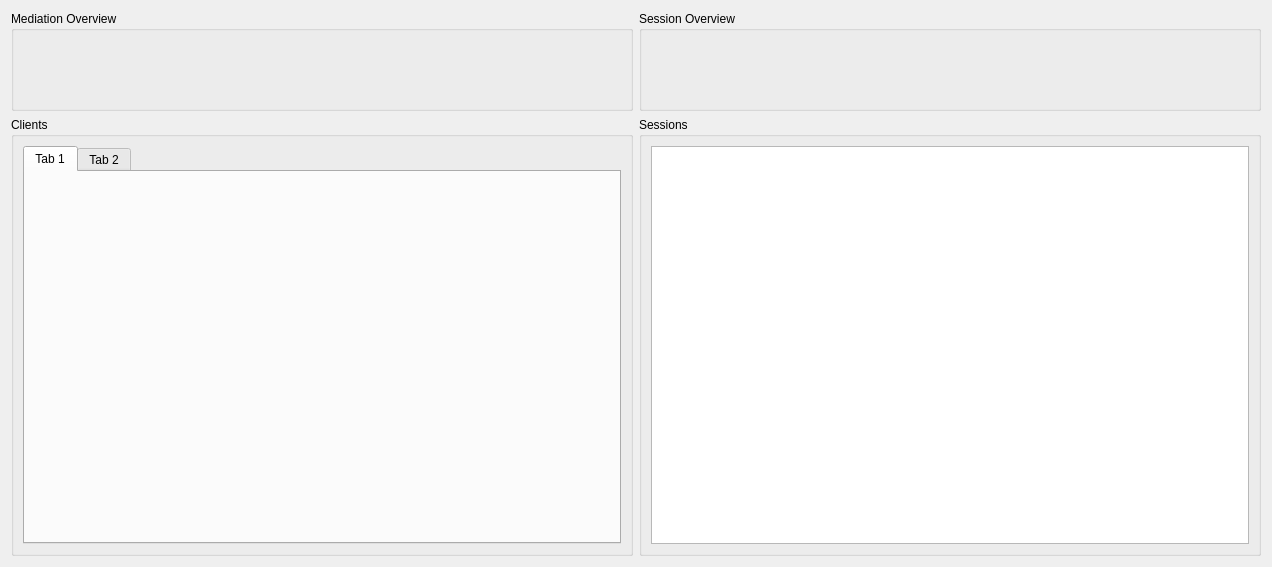
lansdon/cpts483_drc, file drc/gui/mediationprocessview.ui: the form before one commit.
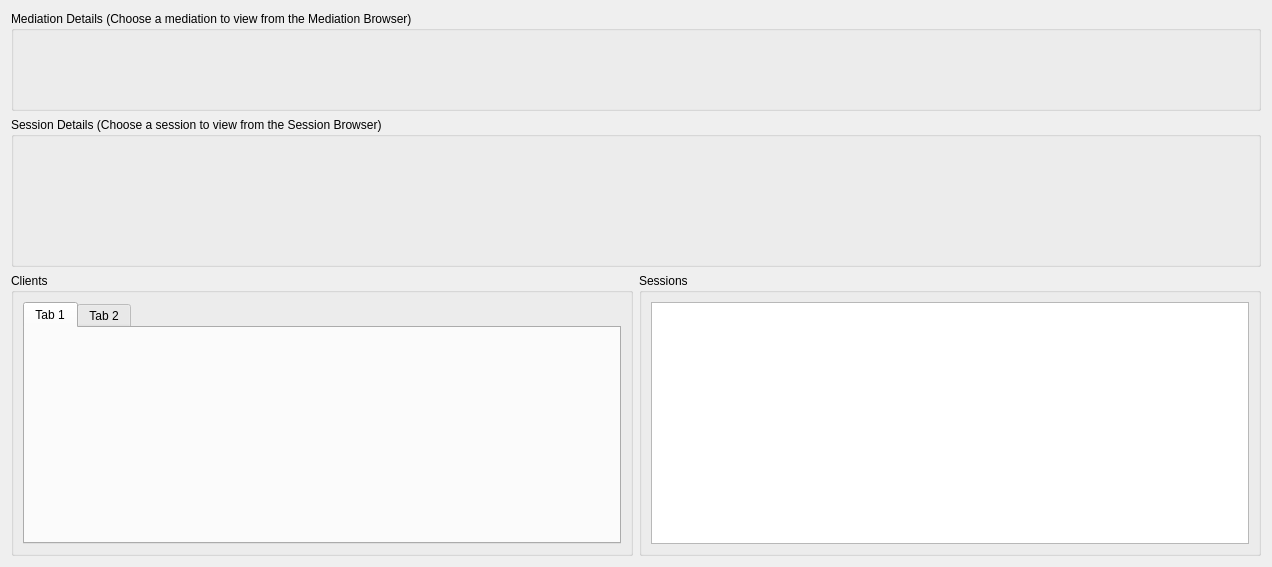
The form after the commit.

Commit message: Rearranging process view. Fixing labels. Added Browser naming convention to dock widgets and menus.

What changed in the file:
```diff
--- a/drc/gui/mediationprocessview.ui
+++ b/drc/gui/mediationprocessview.ui
@@ -27,8 +27,6 @@
   </property>
   <layout class="QVBoxLayout" name="verticalLayout">
    <item>
-    <layout class="QHBoxLayout" name="horizontalLayout_2">
-     <item>
       <widget class="QGroupBox" name="overviewContainer">
        <property name="minimumSize">
         <size>
@@ -43,14 +41,20 @@
         </size>
        </property>
        <property name="title">
-        <string>Mediation Overview</string>
+      <string>Mediation Details (Choose a mediation to view from the Mediation Browser)</string>
        </property>
       </widget>
      </item>
      <item>
       <widget class="QGroupBox" name="sessionOverviewGroupBox">
+     <property name="minimumSize">
+      <size>
+       <width>0</width>
+       <height>150</height>
+      </size>
+     </property>
        <property name="title">
-        <string>Session Overview</string>
+      <string>Session Details (Choose a session to view from the Session Browser)</string>
        </property>
        <layout class="QHBoxLayout" name="horizontalLayout_3">
         <item>
@@ -65,8 +69,6 @@
         </item>
        </layout>
       </widget>
-     </item>
-    </layout>
    </item>
    <item>
     <layout class="QGridLayout" name="gridLayout_3">
```
Lines whose indentation alone changed are shown as unchanged. The commit also changes 5 other files.
